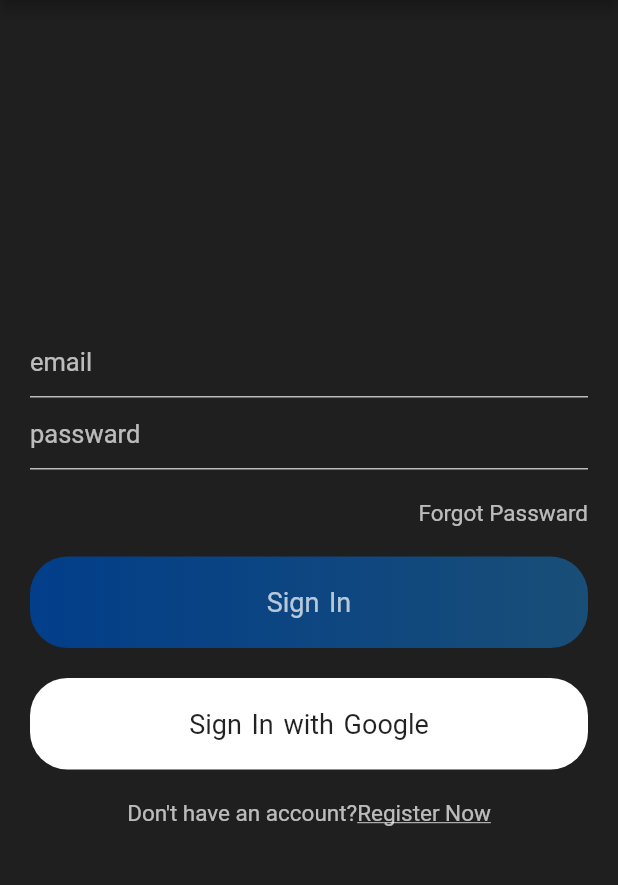
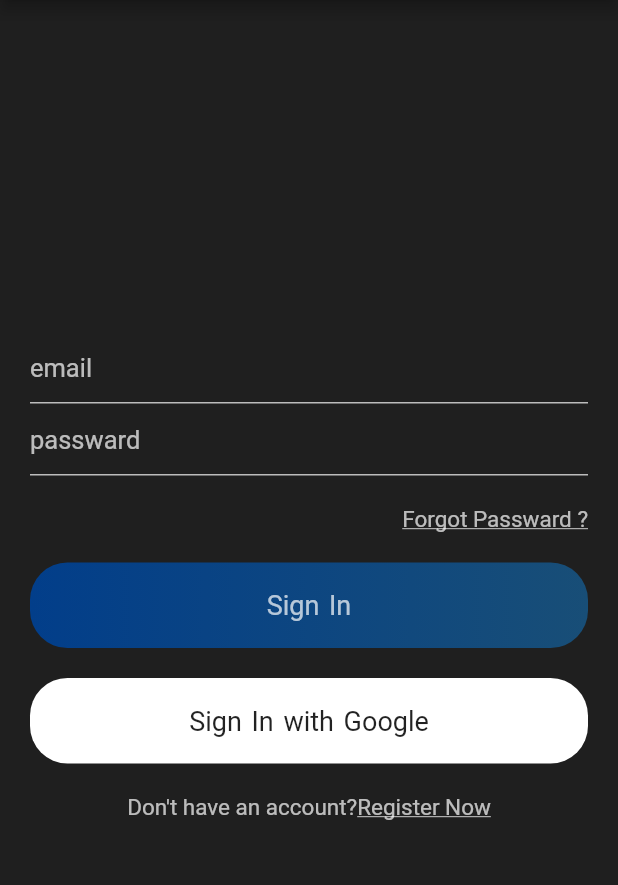
Before and after one commit to DARK-PROGRAMMER-I/Simple_Chat_App, a Flutter app: the screen it shows after launch, on a phone screen of 412 x 824 dp, the part 84-969 px from its top. Run offline on Flutter 3.47's test engine with Material 2 defaults, Android fonts, the phone set to English and light mode, and no system bars; our stand-ins replace google_fonts; missing offline and left inert: dart:ffi.

Commit message:
Simple_Chat_App

```diff
--- a/lib/views/signin.dart
+++ b/lib/views/signin.dart
@@ -15,6 +15,7 @@ class _SignInState extends State<SignIn> {
   @override
   Widget build(BuildContext context) {
     return Scaffold(
+      resizeToAvoidBottomInset: false,
       appBar: appBarMain(context),
       body: Container(
         child: Padding(
@@ -37,7 +38,7 @@ class _SignInState extends State<SignIn> {
                 ),
                 Container(
                   alignment: Alignment.centerRight,
-                  child: Text("Forgot Passward", style: TextStyle(color: Colors.white70, fontSize: 15),),
+                  child: Text("Forgot Passward ?", style: TextStyle(color: Colors.white70, fontSize: 15, decoration: TextDecoration.underline),),
                 ),
                 SizedBox(
                   height: 20,
@@ -50,7 +51,7 @@ class _SignInState extends State<SignIn> {
                 //   },
                 //   child:
                 Container(
-                    padding: EdgeInsets.symmetric(vertical: 20),
+                    padding: EdgeInsets.symmetric(vertical: 18),
                     alignment: Alignment.center,
                     decoration: BoxDecoration(
                       borderRadius: BorderRadius.circular(25),
@@ -73,7 +74,7 @@ class _SignInState extends State<SignIn> {
                 ),
                 Container(
                   alignment: Alignment.center,
-                  padding: EdgeInsets.symmetric(vertical: 20),
+                  padding: EdgeInsets.symmetric(vertical: 18),
                   // padding: EdgeInsets.symmetric(vertical: 20),
                   decoration: BoxDecoration(
                     color: Colors.white,
```
